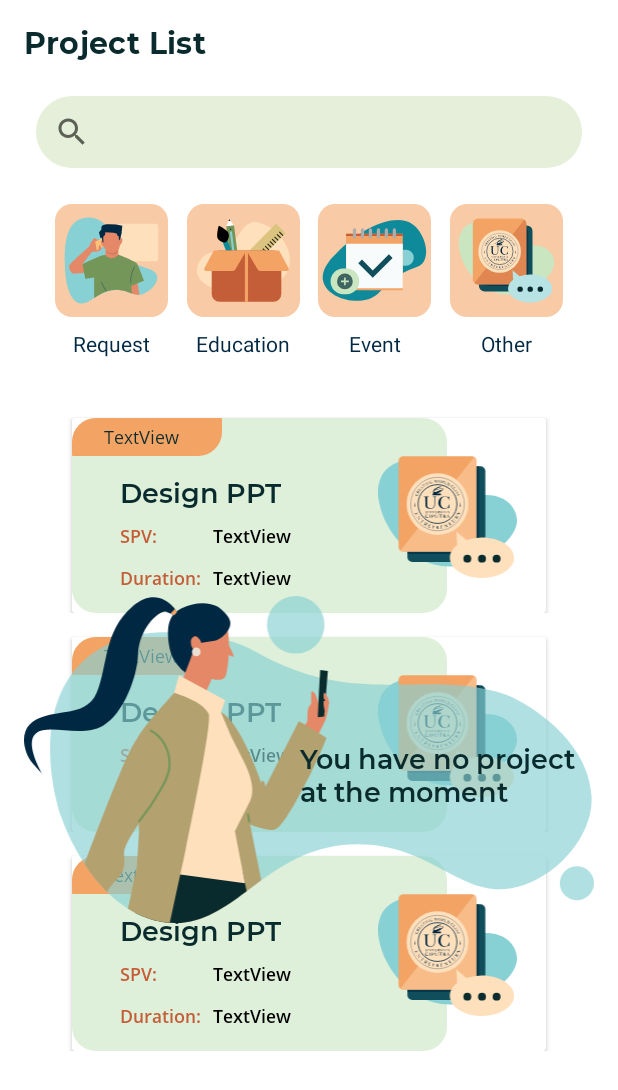
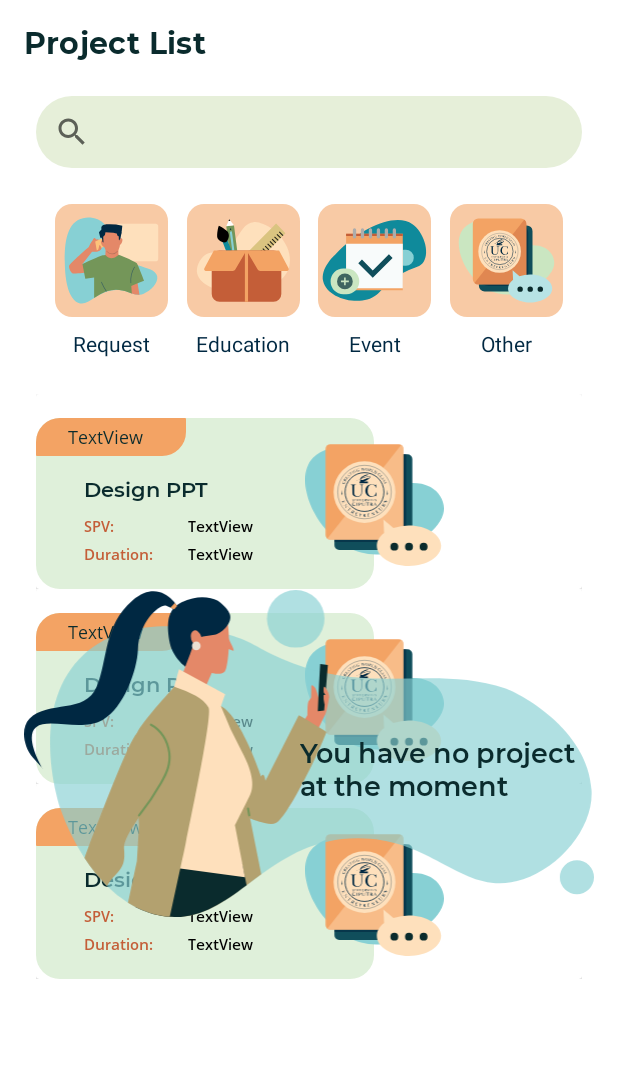
Before and after one commit to tinaranw/UCInternship, an Android app: the layout fragment_project_list.xml on its own in the app's theme, with its tools: preview values and no code run, on a phone screen of 412 x 824 dp. Shown: the top 1090 px of the screen. Run offline under Robolectric (Android 15) with nearby library versions, the phone set to English and light mode, and no system bars; network calls fail.

Commit message:
login > view all projects (project list done)

```diff
--- a/app/src/main/java/com/example/ucinternship/adapter/ProjectAdapter.java
+++ b/app/src/main/java/com/example/ucinternship/adapter/ProjectAdapter.java
@@ -45,8 +45,8 @@ public class ProjectAdapter extends RecyclerView.Adapter<ProjectAdapter.ProjectV
     @Override
     public void onBindViewHolder(@NonNull ProjectAdapter.ProjectViewHolder holder, int i) {
         Project p = projectList.get(i);
+        Log.d("project_name", p.getProject_name());
         holder.title.setText(p.getProject_name());
-        Log.d("project_name", p.getProject_name());
         holder.duration.setText(p.getProject_deadline());
         holder.status.setText(p.getProject_status());
     }
@@ -64,8 +64,8 @@ public class ProjectAdapter extends RecyclerView.Adapter<ProjectAdapter.ProjectV
         public ProjectViewHolder(@NonNull View itemView) {
             super(itemView);
             icon = itemView.findViewById(R.id.icon_card_img);
-            title = itemView.findViewById(R.id.task_title_txt);
-            spv = itemView.findViewById(R.id.status_task_txt);
+            title = itemView.findViewById(R.id.title_card_txt);
+            spv = itemView.findViewById(R.id.spv_card_txt);
             duration = itemView.findViewById(R.id.duration_card_txt);
             status = itemView.findViewById(R.id.status_card_txt);
         }
--- a/app/src/main/java/com/example/ucinternship/network/Endpoints.java
+++ b/app/src/main/java/com/example/ucinternship/network/Endpoints.java
@@ -8,6 +8,7 @@ import retrofit2.Call;
 import retrofit2.http.Field;
 import retrofit2.http.FormUrlEncoded;
 import retrofit2.http.GET;
+import retrofit2.http.Headers;
 import retrofit2.http.POST;
 
 public interface Endpoints {
@@ -19,6 +20,7 @@ public interface Endpoints {
     @GET("projects")
     Call<ProjectResponse> getProjects();
 
-    @POST("logout")
+//    @Headers({})
+    @POST("api-logout")
     Call<JsonObject> logout();
 }
--- a/app/src/main/java/com/example/ucinternship/ui/ProfileFragment.java
+++ b/app/src/main/java/com/example/ucinternship/ui/ProfileFragment.java
@@ -100,7 +100,6 @@ public class ProfileFragment extends Fragment {
                         NavDirections action = ProfileFragmentDirections.actionProfileToSplash();
                         Navigation.findNavController(view).navigate(action);
 
-
                     }, 2000);
                 })
                 .setNegativeButton("No", (dialog, which) -> dialog.cancel())
--- a/app/src/main/java/com/example/ucinternship/ui/ProjectListFragment.java
+++ b/app/src/main/java/com/example/ucinternship/ui/ProjectListFragment.java
@@ -42,6 +42,8 @@ public class ProjectListFragment extends Fragment {
     ImageView other;
     @BindView(R.id.no_project_img)
     ImageView noproject;
+    @BindView(R.id.noproject_txt)
+    TextView noproject_txt;
     @BindView(R.id.projectlist_rv)
     RecyclerView rv;
     @BindView(R.id.projectsearchbar_search)
@@ -84,7 +86,12 @@ public class ProjectListFragment extends Fragment {
                 adapter.setProjectList(projects);
                 adapter.notifyDataSetChanged();
                 rv.setAdapter(adapter);
+                noproject.setVisibility(View.INVISIBLE);
+                noproject_txt.setVisibility(View.INVISIBLE);
 //                showLoading(false);
+            } else {
+                noproject.setVisibility(View.VISIBLE);
+                noproject_txt.setVisibility(View.VISIBLE);
             }
         }
     };
@@ -98,4 +105,5 @@ public class ProjectListFragment extends Fragment {
 //            loading.setVisibility(View.GONE);
         }
     }
+
 }
--- a/app/src/main/java/com/example/ucinternship/utils/Constants.java
+++ b/app/src/main/java/com/example/ucinternship/utils/Constants.java
@@ -1,6 +1,6 @@
 package com.example.ucinternship.utils;
 
 public class Constants {
-    public final static String BASE_URL="http://192.168.1.6/UC-internship/public/api/";
+    public final static String BASE_URL="http://192.168.1.4/UC-internship/public/api/";
 
 }
--- a/app/src/main/res/layout/activity_project_adapter.xml
+++ b/app/src/main/res/layout/activity_project_adapter.xml
@@ -9,9 +9,6 @@
     <androidx.cardview.widget.CardView
         android:layout_width="match_parent"
         android:layout_height="wrap_content"
-        android:layout_marginStart="24dp"
-        android:layout_marginTop="16dp"
-        android:layout_marginEnd="24dp"
         app:layout_constraintEnd_toEndOf="parent"
         app:layout_constraintStart_toStartOf="parent"
         app:layout_constraintTop_toTopOf="parent">
@@ -22,8 +19,9 @@
 
             <View
                 android:id="@+id/divider6"
-                android:layout_width="250dp"
+                android:layout_width="225dp"
                 android:layout_height="0dp"
+                android:layout_marginTop="16dp"
                 android:alpha="0.6"
                 android:background="@drawable/card_profile"
                 app:layout_constraintBottom_toBottomOf="parent"
@@ -47,16 +45,14 @@
                 android:layout_height="25dp"
                 android:background="@drawable/card_status"
                 app:layout_constraintStart_toStartOf="parent"
-                app:layout_constraintTop_toTopOf="parent" />
+                app:layout_constraintTop_toTopOf="@+id/divider6" />
 
             <TextView
                 android:id="@+id/status_card_txt"
                 android:layout_width="0dp"
                 android:layout_height="wrap_content"
                 android:layout_marginStart="8dp"
-                android:layout_marginTop="8dp"
                 android:layout_marginEnd="16dp"
-                android:layout_marginBottom="8dp"
                 android:fontFamily="@font/opensans_regular"
                 android:text="TextView"
                 android:textAlignment="center"
@@ -65,18 +61,20 @@
                 app:layout_constraintBottom_toBottomOf="@+id/divider7"
                 app:layout_constraintEnd_toEndOf="@+id/divider7"
                 app:layout_constraintStart_toStartOf="parent"
-                app:layout_constraintTop_toTopOf="parent" />
+                app:layout_constraintTop_toTopOf="@+id/divider7" />
 
             <TextView
                 android:id="@+id/title_card_txt"
-                android:layout_width="wrap_content"
+                android:layout_width="0dp"
                 android:layout_height="wrap_content"
                 android:layout_marginStart="32dp"
                 android:layout_marginTop="12dp"
+                android:layout_marginEnd="16dp"
                 android:fontFamily="@font/montserrat_semibold"
                 android:text="Design PPT"
                 android:textColor="@color/blue"
-                android:textSize="18sp"
+                android:textSize="14sp"
+                app:layout_constraintEnd_toStartOf="@+id/icon_card_img"
                 app:layout_constraintStart_toStartOf="@+id/divider6"
                 app:layout_constraintTop_toBottomOf="@+id/divider7" />
 
@@ -88,7 +86,7 @@
                 android:fontFamily="@font/opensans_semibold"
                 android:text="SPV:"
                 android:textColor="@color/text2"
-                android:textSize="12sp"
+                android:textSize="10sp"
                 app:layout_constraintStart_toStartOf="@+id/title_card_txt"
                 app:layout_constraintTop_toBottomOf="@+id/title_card_txt" />
 
@@ -97,39 +95,41 @@
                 android:layout_width="wrap_content"
                 android:layout_height="wrap_content"
                 android:layout_marginTop="4dp"
-                android:layout_marginBottom="8dp"
                 android:fontFamily="@font/opensans_semibold"
                 android:text="Duration:"
                 android:textColor="@color/text2"
-                android:textSize="12sp"
-                app:layout_constraintBottom_toBottomOf="@+id/divider6"
+                android:textSize="10sp"
                 app:layout_constraintStart_toStartOf="@+id/textView18"
                 app:layout_constraintTop_toBottomOf="@+id/textView18" />
 
             <TextView
                 android:id="@+id/duration_card_txt"
                 android:layout_width="0dp"
-                android:layout_height="wrap_content"
-                android:layout_marginStart="8dp"
+                android:layout_height="0dp"
+                android:layout_marginEnd="16dp"
                 android:fontFamily="@font/opensans_semibold"
                 android:maxLines="1"
                 android:text="TextView"
                 android:textColor="@color/black"
-                android:textSize="12sp"
+                android:textSize="10sp"
                 app:layout_constraintBottom_toBottomOf="@+id/textView19"
-                app:layout_constraintStart_toEndOf="@+id/textView19"
+                app:layout_constraintEnd_toStartOf="@+id/icon_card_img"
+                app:layout_constraintStart_toStartOf="@+id/spv_card_txt"
                 app:layout_constraintTop_toTopOf="@+id/textView19" />
 
             <TextView
                 android:id="@+id/spv_card_txt"
                 android:layout_width="wrap_content"
-                android:layout_height="wrap_content"
+                android:layout_height="0dp"
+                android:layout_marginStart="32dp"
+                android:layout_marginEnd="16dp"
                 android:fontFamily="@font/opensans_semibold"
                 android:maxLines="1"
                 android:text="TextView"
                 android:textColor="@color/black"
-                android:textSize="12sp"
-                app:layout_constraintStart_toStartOf="@+id/duration_card_txt"
+                android:textSize="10sp"
+                app:layout_constraintEnd_toStartOf="@+id/icon_card_img"
+                app:layout_constraintStart_toEndOf="@+id/textView18"
                 app:layout_constraintTop_toTopOf="@+id/textView18" />
         </androidx.constraintlayout.widget.ConstraintLayout>
     </androidx.cardview.widget.CardView>
--- a/app/src/main/res/layout/fragment_project_list.xml
+++ b/app/src/main/res/layout/fragment_project_list.xml
@@ -148,11 +148,13 @@
                 android:src="@drawable/ic_no_list"
                 app:layout_constraintBottom_toBottomOf="parent"
                 app:layout_constraintEnd_toEndOf="parent"
+                app:layout_constraintHorizontal_bias="0.0"
                 app:layout_constraintStart_toStartOf="parent"
-                app:layout_constraintTop_toBottomOf="@+id/request_txt" />
+                app:layout_constraintTop_toBottomOf="@+id/request_txt"
+                app:layout_constraintVertical_bias="0.488" />
 
             <TextView
-                android:id="@+id/textView8"
+                android:id="@+id/noproject_txt"
                 android:layout_width="wrap_content"
                 android:layout_height="wrap_content"
                 android:layout_marginTop="96dp"
```
